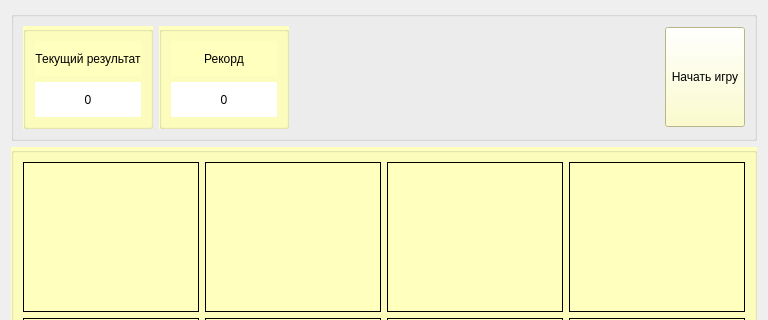
This is game_2048/ui/game_2048.ui in Rexeton/PyQt_Sedunov as Qt 5 draws it before an edit; both pictures show x 0 to 768 and y 0 to 320 of the 768 by 804 pixel window. The edited form follows.
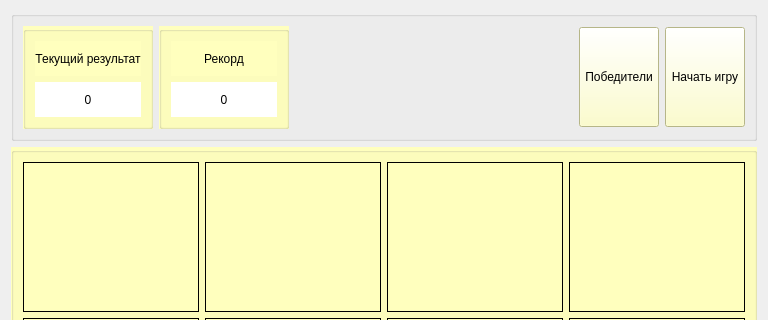
This is the edited form.

What changed in the file:
```diff
--- a/game_2048/ui/game_2048.ui
+++ b/game_2048/ui/game_2048.ui
@@ -138,12 +138,28 @@
         </property>
         <property name="sizeHint" stdset="0">
          <size>
-          <width>374</width>
+          <width>293</width>
           <height>20</height>
          </size>
         </property>
        </spacer>
       </item>
+      <item>
+       <widget class="QPushButton" name="pushButton">
+        <property name="minimumSize">
+         <size>
+          <width>0</width>
+          <height>100</height>
+         </size>
+        </property>
+        <property name="styleSheet">
+         <string notr="true">background-color: rgb(255, 255, 190);</string>
+        </property>
+        <property name="text">
+         <string>Победители</string>
+        </property>
+       </widget>
+      </item>
       <item>
        <widget class="QPushButton" name="start_pushButton">
         <property name="minimumSize">
```
Left out of the diff: 2 changed lines with no effect on the pictures.
